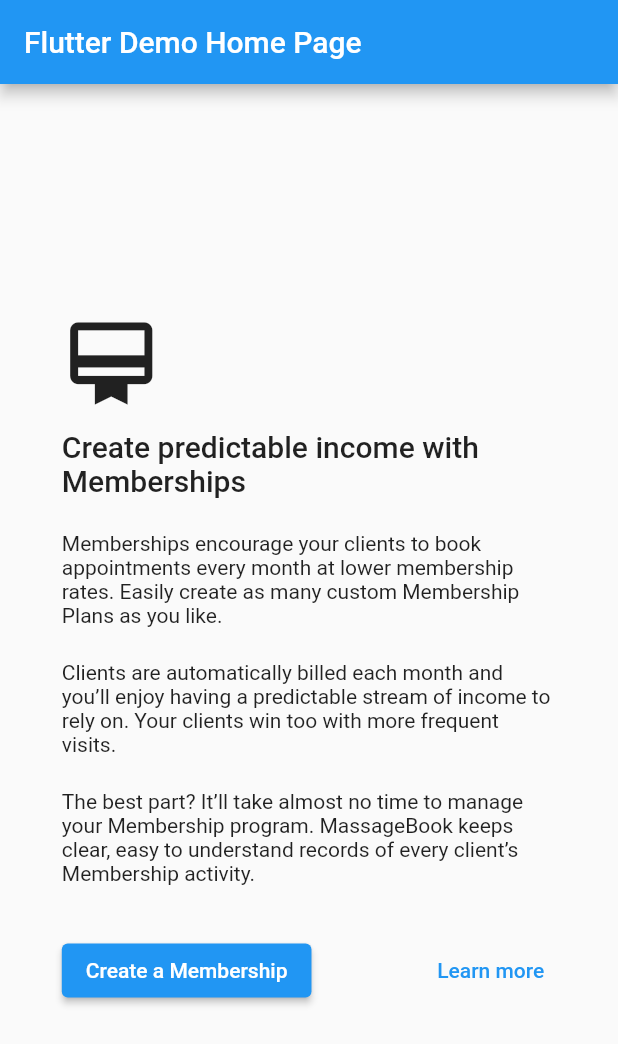
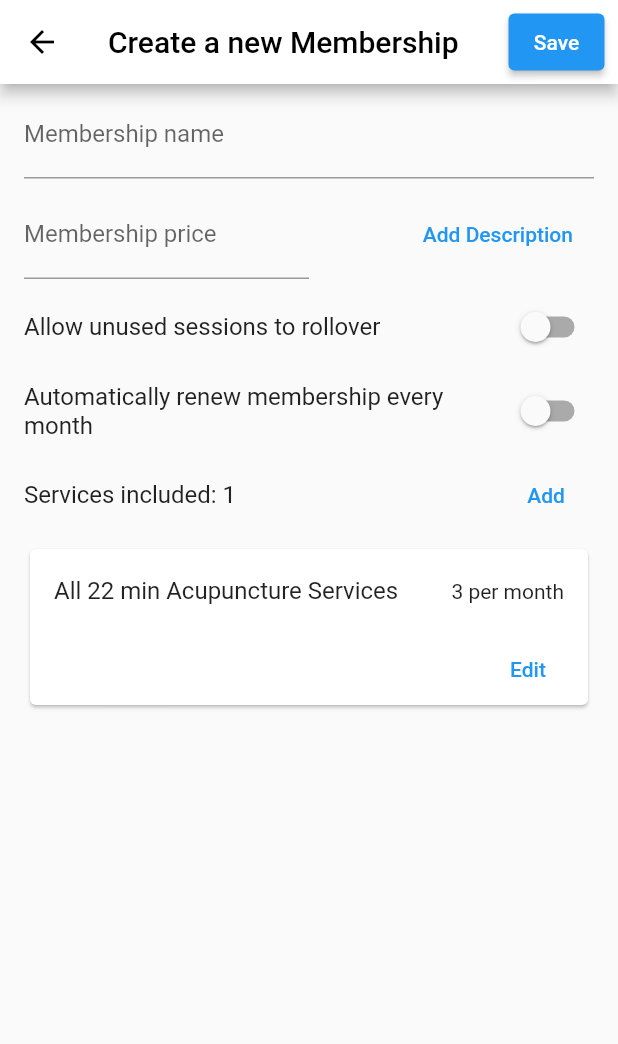
Before and after one commit to duzenko/msgbkeval, a Flutter app: the screen it shows after launch, after a tap on "Create a Membership", on a phone screen of 412 x 824 dp. Shown: the top 1044 px of the screen. Run offline on Flutter 3.47's test engine with Material 2 defaults, Android fonts, the phone set to English and light mode, and no system bars.

Commit message:
create membership WIP

```diff
--- /dev/null
+++ b/lib/create_membership.dart
@@ -0,0 +1,168 @@
+import 'package:flutter/material.dart';
+
+import 'widgets.dart';
+
+class CreateMembershipWidget extends StatefulWidget {
+  const CreateMembershipWidget({Key? key}) : super(key: key);
+
+  @override
+  State<CreateMembershipWidget> createState() => _CreateMembershipWidgetState();
+}
+
+class _CreateMembershipWidgetState extends State<CreateMembershipWidget> {
+  String? description;
+  bool allowRollover = false;
+  bool autoRenew = false;
+  List included = [1];
+
+  @override
+  Widget build(BuildContext context) {
+    return Scaffold(
+      appBar: AppBar(
+        title: const Text('Create a new Membership'),
+        actions: [
+          Padding(
+            padding: const EdgeInsets.all(9),
+            child: ElevatedButton(
+              onPressed: tapSave,
+              child: const Text('Save'),
+            ),
+          ),
+        ],
+      ),
+      body: Column(
+        crossAxisAlignment: CrossAxisAlignment.start,
+        children: [
+          const ListTile(
+            title: TextField(
+              decoration: InputDecoration(
+                label: Text('Membership name'),
+              ),
+            ),
+          ),
+          Row(
+            children: [
+              MoneyInput(),
+              const Spacer(),
+              if (description == null)
+                Container(
+                  alignment: Alignment.topRight,
+                  margin: const EdgeInsets.symmetric(horizontal: 22),
+                  child: TextButton(
+                    onPressed: tapAddDescription,
+                    child: const Text('Add Description'),
+                  ),
+                ),
+            ],
+          ),
+          if (description != null)
+            const ListTile(
+              title: TextField(
+                decoration: InputDecoration(
+                  label: Text('Description'),
+                ),
+                maxLines: 3,
+              ),
+            ),
+          SwitchListTile(
+            value: allowRollover,
+            onChanged: allowRolloverChanged,
+            title: const Text('Allow unused sessions to rollover'),
+          ),
+          if (allowRollover)
+            ListTile(
+              title: const Text('Rollover duration in months'),
+              trailing: DropdownButton(
+                value: '1',
+                items: ['1', '2', '3', '6', '12']
+                    .map(
+                      (e) => DropdownMenuItem(
+                        value: e,
+                        child: Text(e),
+                      ),
+                    )
+                    .toList(),
+                onChanged: rolloverMonthsChanged,
+              ),
+            ),
+          SwitchListTile(
+            value: autoRenew,
+            onChanged: autoRenewChanged,
+            title: const Text('Automatically renew membership every month'),
+          ),
+          if (autoRenew)
+            const ListTile(
+              title: Text('Auto renewing duration cap'),
+              trailing: SizedBox(
+                width: 44,
+                child: TextField(),
+              ),
+            ),
+          ListTile(
+            title: Text('Services included: ${included.length}'),
+            trailing: TextButton(
+              onPressed: tapAddIncluded,
+              child: const Text('Add'),
+            ),
+          ),
+          ...included
+              .map(
+                (e) => ListTile(
+                  title: Card(
+                    child: Column(
+                      children: [
+                        const ListTile(
+                          title: Text('All 22 min Acupuncture Services'),
+                          trailing: Text('3 per month'),
+                        ),
+                        Row(
+                          mainAxisAlignment: MainAxisAlignment.end,
+                          children: <Widget>[
+                            TextButton(
+                              onPressed: tapEditGroup,
+                              child: const Text('Edit'),
+                            ),
+                            const SizedBox(width: 8),
+                          ],
+                        ),
+                      ],
+                    ),
+                  ),
+                ),
+              )
+              .toList(),
+        ],
+      ),
+    );
+  }
+
+  void allowRolloverChanged(bool value) {
+    setState(() {
+      allowRollover = value;
+    });
+  }
+
+  void tapAddDescription() {
+    setState(() {
+      description = '';
+    });
+  }
+
+  void rolloverMonthsChanged(value) {}
+
+  void autoRenewChanged(bool value) {
+    setState(() {
+      autoRenew = value;
+    });
+  }
+
+  void tapAddIncluded() {
+    setState(() {
+      included.add(1);
+    });
+  }
+
+  void tapEditGroup() {}
+
+  void tapSave() {}
+}
--- a/lib/main.dart
+++ b/lib/main.dart
@@ -14,9 +14,13 @@ class MyApp extends StatelessWidget {
     return MaterialApp(
       title: 'Flutter Demo',
       theme: ThemeData(
-        primarySwatch: Colors.blue,
+        appBarTheme: const AppBarTheme(
+          backgroundColor: Colors.white,
+          foregroundColor: Colors.black,
+        ),
       ),
-      home: const MyHomePage(title: 'Flutter Demo Home Page'),
+      home: const MyHomePage(title: 'MassageBook'),
+      debugShowCheckedModeBanner: false,
     );
   }
 }
--- a/lib/memberships.dart
+++ b/lib/memberships.dart
@@ -1,4 +1,6 @@
 import 'package:flutter/material.dart';
+
+import 'create_membership.dart';
 
 class MembershipsWidget extends StatefulWidget {
   const MembershipsWidget({Key? key}) : super(key: key);
@@ -61,5 +63,9 @@ class _MembershipsWidgetState extends State<MembershipsWidget> {
 
   void tapLearnMore() {}
 
-  void tapCreate() {}
+  void tapCreate() {
+    final route =
+        MaterialPageRoute(builder: (c) => const CreateMembershipWidget());
+    Navigator.of(context).push(route);
+  }
 }
--- /dev/null
+++ b/lib/widgets.dart
@@ -0,0 +1,37 @@
+import 'package:flutter/material.dart';
+import 'package:intl/intl.dart';
+
+class MoneyInput extends StatelessWidget {
+  final _controller = TextEditingController();
+  static const _locale = 'en';
+  String _formatNumber(String s) =>
+      NumberFormat.decimalPattern(_locale).format(int.parse(s));
+  String get _currency =>
+      NumberFormat.compactSimpleCurrency(locale: _locale).currencySymbol;
+
+  MoneyInput({Key? key}) : super(key: key);
+
+  @override
+  Widget build(BuildContext context) {
+    return SizedBox(
+      width: 222,
+      child: ListTile(
+        title: TextField(
+          controller: _controller,
+          decoration: InputDecoration(
+            prefixText: _currency,
+            label: const Text('Membership price'),
+          ),
+          keyboardType: TextInputType.number,
+          onChanged: (string) {
+            string = _formatNumber(string.replaceAll(',', ''));
+            _controller.value = TextEditingValue(
+              text: string,
+              selection: TextSelection.collapsed(offset: string.length),
+            );
+          },
+        ),
+      ),
+    );
+  }
+}
--- a/pubspec.yaml
+++ b/pubspec.yaml
@@ -34,6 +34,7 @@ dependencies:
   # The following adds the Cupertino Icons font to your application.
   # Use with the CupertinoIcons class for iOS style icons.
   cupertino_icons: ^1.0.2
+  intl: ^0.17.0
 
 dev_dependencies:
   flutter_test:
```
Also changed, not shown: pubspec.lock.
